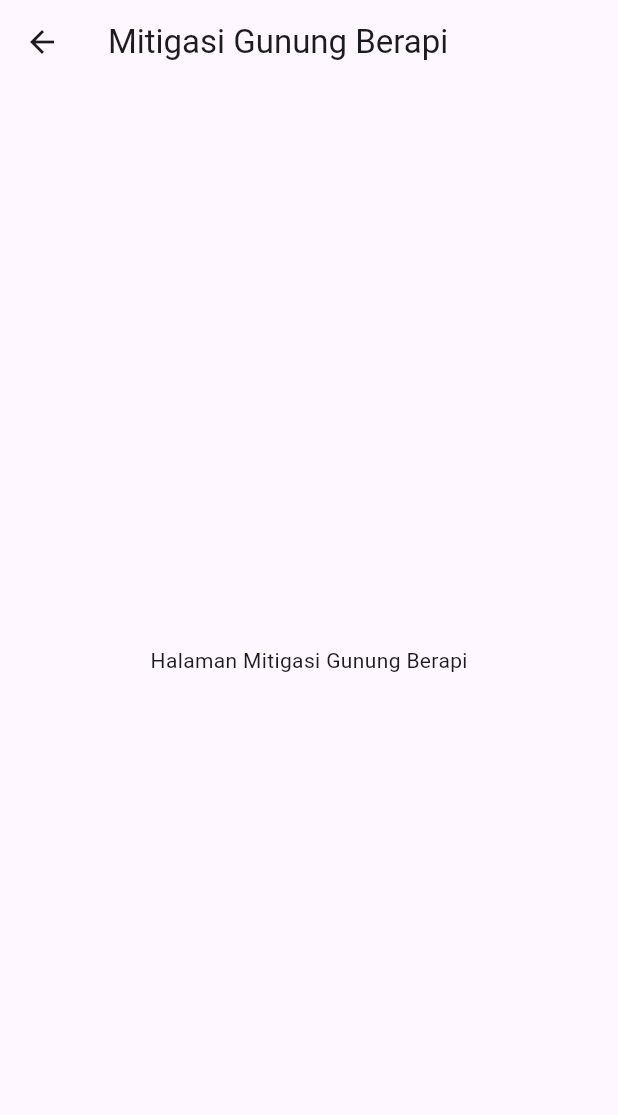
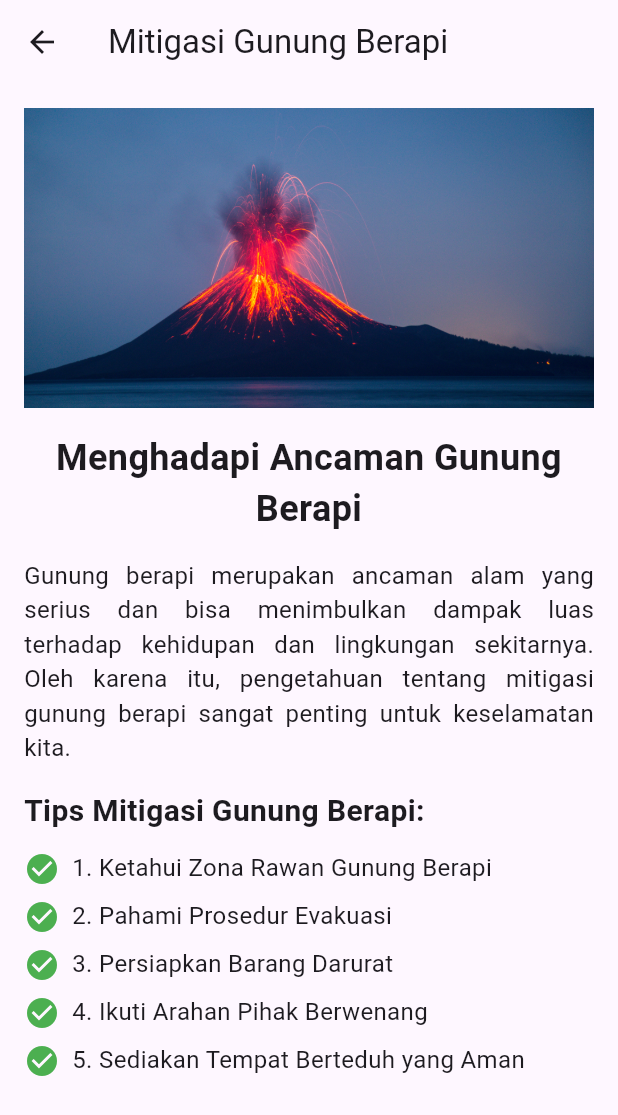
Before and after one commit to BeepBob0411/Kren-project, a Flutter app: the GunungPage screen opened directly, on a phone screen of 412 x 824 dp. Shown: the top 1115 px of the screen. Run offline on Flutter 3.47's test engine with Material 3 defaults, Android fonts, the phone set to English and light mode, and no system bars; our stand-ins replace cloud_firestore, firebase_auth, firebase_core, geocoding, geolocator, image_picker and 4 more; accounts and stored records are empty.

Commit message:
Update gunung.dart

```diff
--- a/lib/pages/mitigasi/gunung.dart
+++ b/lib/pages/mitigasi/gunung.dart
@@ -9,8 +9,70 @@ class GunungPage extends StatelessWidget {
       appBar: AppBar(
         title: Text('Mitigasi Gunung Berapi'),
       ),
-      body: Center(
-        child: Text('Halaman Mitigasi Gunung Berapi'),
+      body: SingleChildScrollView(
+        padding: EdgeInsets.all(16.0),
+        child: Column(
+          mainAxisAlignment: MainAxisAlignment.center,
+          crossAxisAlignment: CrossAxisAlignment.stretch,
+          children: [
+            Image.asset(
+              'assets/images/gunung.jpg', // Ganti dengan path gambar gunung yang sesuai
+              height: 200,
+              fit: BoxFit.cover,
+            ),
+            SizedBox(height: 16.0),
+            Text(
+              'Menghadapi Ancaman Gunung Berapi',
+              style: TextStyle(
+                fontSize: 24.0,
+                fontWeight: FontWeight.bold,
+              ),
+              textAlign: TextAlign.center,
+            ),
+            SizedBox(height: 16.0),
+            Text(
+              'Gunung berapi merupakan ancaman alam yang serius dan bisa menimbulkan dampak '
+              'luas terhadap kehidupan dan lingkungan sekitarnya. Oleh karena itu, pengetahuan '
+              'tentang mitigasi gunung berapi sangat penting untuk keselamatan kita.',
+              style: TextStyle(fontSize: 16.0),
+              textAlign: TextAlign.justify,
+            ),
+            SizedBox(height: 16.0),
+            Text(
+              'Tips Mitigasi Gunung Berapi:',
+              style: TextStyle(
+                fontSize: 20.0,
+                fontWeight: FontWeight.bold,
+              ),
+              textAlign: TextAlign.left,
+            ),
+            SizedBox(height: 8.0),
+            _buildMitigationTip('1. Ketahui Zona Rawan Gunung Berapi'),
+            _buildMitigationTip('2. Pahami Prosedur Evakuasi'),
+            _buildMitigationTip('3. Persiapkan Barang Darurat'),
+            _buildMitigationTip('4. Ikuti Arahan Pihak Berwenang'),
+            _buildMitigationTip('5. Sediakan Tempat Berteduh yang Aman'),
+          ],
+        ),
+      ),
+    );
+  }
+
+  Widget _buildMitigationTip(String tip) {
+    return Padding(
+      padding: EdgeInsets.symmetric(vertical: 4.0),
+      child: Row(
+        crossAxisAlignment: CrossAxisAlignment.start,
+        children: [
+          Icon(
+            Icons.check_circle,
+            color: Colors.green,
+          ),
+          SizedBox(width: 8.0),
+          Expanded(
+            child: Text(tip, style: TextStyle(fontSize: 16.0)),
+          ),
+        ],
       ),
     );
   }
```
